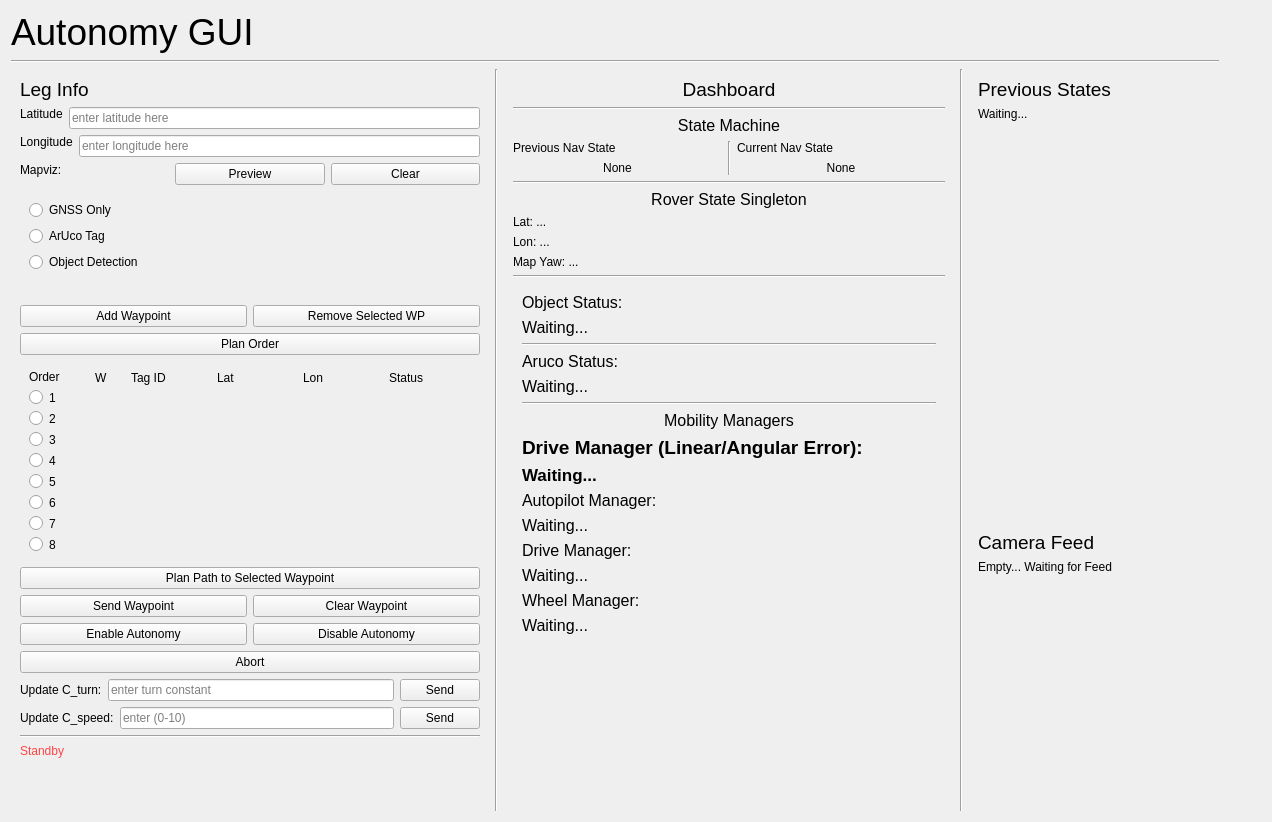
Above: mars_ws/src/autonomy/autonomy_gui.ui from BYUMarsRover/Autonomy-ROS2 before the change. Below: the same form after it.
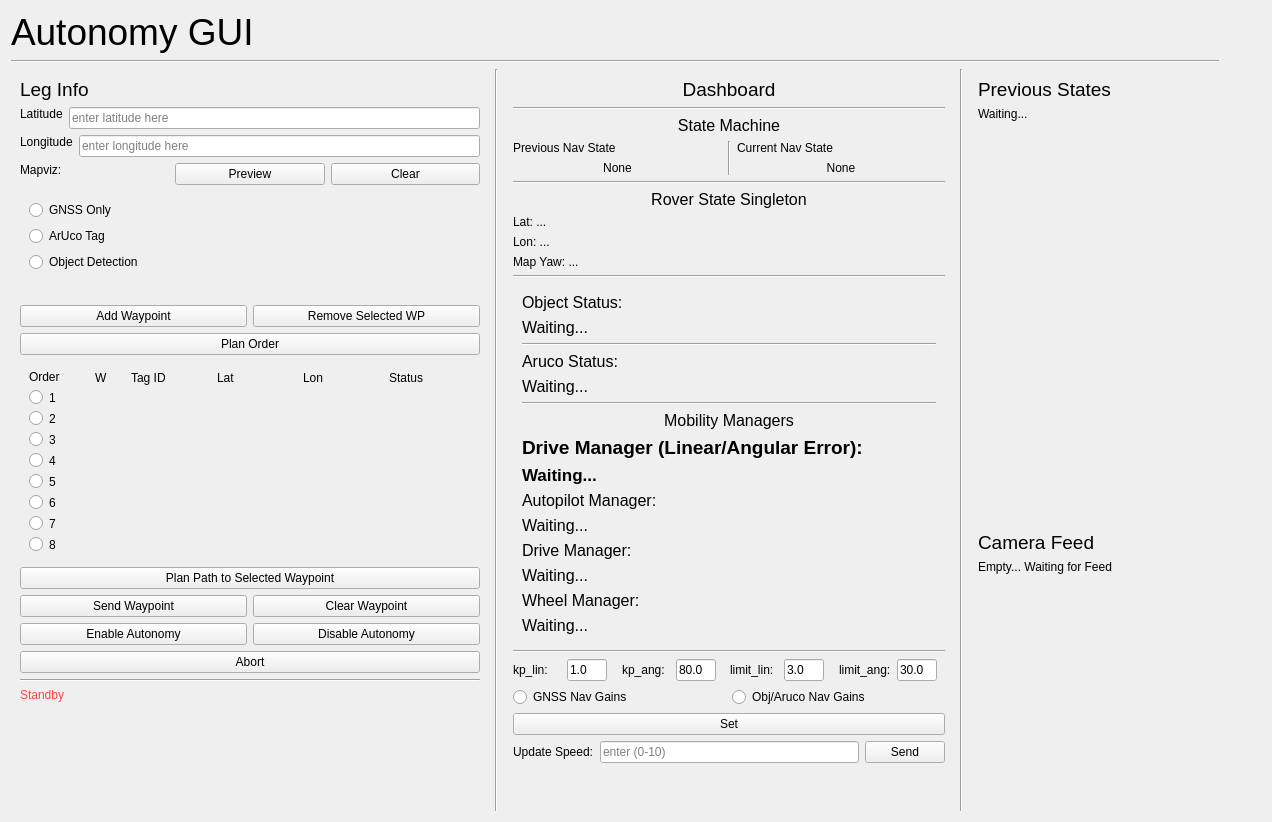
That is the form after the change.

Commit message: Can adjust gains and saturation limits for both GNSS and Obj/Aruco navigation independently (For live tuning).

Patch:
```diff
--- a/mars_ws/src/autonomy/autonomy_gui.ui
+++ b/mars_ws/src/autonomy/autonomy_gui.ui
@@ -816,70 +816,6 @@
               </property>
              </widget>
             </item>
-            <!-- Turn Constant Setting Item -->
-            <item>
-             <layout class="QHBoxLayout" name="horizontalLayout_3">
-              <property name="alignment">
-               <set>Qt::AlignTop</set>
-              </property>
-              <!-- Turn Constant Label -->
-              <item>
-               <widget class="QLabel" name="TurnConstantLabel">
-                <property name="text">
-                 <string>Update C_turn:</string>
-                </property>
-               </widget>
-              </item>
-              <!-- Turn Constant Input -->
-              <item>
-               <widget class="QLineEdit" name="TurnConstantInput">
-                <property name="placeholderText">
-                 <string>enter turn constant</string>
-                </property>
-               </widget>
-              </item>
-              <!-- Send Turn Constant Button -->
-              <item>
-               <widget class="QPushButton" name="SetTurnConstantButton">
-                <property name="text">
-                 <string>Send</string>
-                </property>
-               </widget>
-              </item>
-             </layout>
-            </item>
-            <!-- Speed Constant Setting Item -->
-            <item>
-             <layout class="QHBoxLayout" name="horizontalLayout_3">
-              <property name="alignment">
-               <set>Qt::AlignTop</set>
-              </property>
-              <!-- Turn Constant Label -->
-              <item>
-               <widget class="QLabel" name="SpeedConstantLabel">
-                <property name="text">
-                 <string>Update C_speed:</string>
-                </property>
-               </widget>
-              </item>
-              <!-- Turn Constant Input -->
-              <item>
-               <widget class="QLineEdit" name="SpeedConstantInput">
-                <property name="placeholderText">
-                 <string>enter (0-10)</string>
-                </property>
-               </widget>
-              </item>
-              <!-- Send Turn Constant Button -->
-              <item>
-               <widget class="QPushButton" name="SetSpeedConstantButton">
-                <property name="text">
-                 <string>Send</string>
-                </property>
-               </widget>
-              </item>
-             </layout>
-            </item>
             <!-- Horizontal Dividing Line -->
             <item>
              <widget class="Line" name="line_3">
@@ -1271,6 +1207,174 @@
               </layout>
              </widget>
             </item>
+            <!-- Horizontal Dividing Line -->
+            <item>
+             <widget class="Line" name="line_3">
+              <property name="orientation">
+               <enum>Qt::Horizontal</enum>
+              </property>
+             </widget>
+            </item>
+            <!-- Gain Setting Item -->
+            <item>
+             <layout class="QHBoxLayout" name="horizontalLayout_3">
+              <property name="alignment">
+               <set>Qt::AlignTop</set>
+              </property>
+              <!-- kp_linear Label -->
+              <item alignment="Qt::AlignLeft">
+               <widget class="QLabel" name="kpLinearLabel">
+                <property name="text">
+                 <string>kp_lin:</string>
+                </property>
+               </widget>
+              </item>
+              <!-- kp_linear Input -->
+              <item alignment="Qt::AlignLeft">
+               <widget class="QLineEdit" name="kpLinearInput">
+                <property name="text">
+                 <string>1.0</string>
+                </property>
+                <property name="maximumSize">
+                 <size>
+                  <width>40</width>
+                  <height>1000</height> <!-- arbitrary max height -->
+                 </size>
+                </property>
+               </widget>
+              </item>
+              <!-- kp_angular Label -->
+              <item alignment="Qt::AlignLeft">
+               <widget class="QLabel" name="kpAngularLabel">
+                <property name="text">
+                 <string>kp_ang:</string>
+                </property>
+               </widget>
+              </item>
+              <!-- kp_angular Input -->
+              <item alignment="Qt::AlignLeft">
+               <widget class="QLineEdit" name="kpAngularInput">
+                <property name="text">
+                 <string>80.0</string>
+                </property>
+                <property name="maximumSize">
+                 <size>
+                  <width>40</width>
+                  <height>1000</height> <!-- arbitrary max height -->
+                 </size>
+                </property>
+               </widget>
+              </item>
+              <!-- limit_linear Label -->
+              <item alignment="Qt::AlignLeft">
+               <widget class="QLabel" name="LimitLinearLabel">
+                <property name="text">
+                 <string>limit_lin:</string>
+                </property>
+               </widget>
+              </item>
+              <!-- limit_linear Input -->
+              <item alignment="Qt::AlignLeft">
+               <widget class="QLineEdit" name="LimitLinearInput">
+                <property name="text">
+                 <string>3.0</string>
+                </property>
+                <property name="maximumSize">
+                 <size>
+                  <width>40</width>
+                  <height>1000</height> <!-- arbitrary max height -->
+                 </size>
+                </property>
+               </widget>
+              </item>
+              <!-- limit_angular Label -->
+              <item alignment="Qt::AlignLeft">
+               <widget class="QLabel" name="limitAngularLabel">
+                <property name="text">
+                 <string>limit_ang:</string>
+                </property>
+               </widget>
+              </item>
+              <!-- limit_angular Input -->
+              <item alignment="Qt::AlignLeft">
+               <widget class="QLineEdit" name="LimitAngularInput">
+                <property name="text">
+                 <string>30.0</string>
+                </property>
+                <property name="maximumSize">
+                 <size>
+                  <width>40</width>
+                  <height>1000</height> <!-- arbitrary max height -->
+                 </size>
+                </property>
+               </widget>
+              </item>
+             </layout>
+            </item>
+            <!-- Gain Type selection item  -->
+            <item>
+             <layout class="QHBoxLayout" name="GainsTypeSelectionLayout">
+              <property name="alignment">
+               <set>Qt::AlignTop</set>
+              </property>
+              <!-- GNSS Nav Gains Radio Button Item -->
+              <item>
+               <widget class="QRadioButton" name="GNSSGainsRadioButton">
+                <property name="text">
+                 <string>GNSS Nav Gains</string>
+                </property>
+               </widget>
+              </item>
+              <!-- Obj/Aruco Nav Gains Radio Button Item -->
+              <item>
+               <widget class="QRadioButton" name="ObjArucoGainsRadioButton">
+                <property name="text">
+                 <string>Obj/Aruco Nav Gains</string>
+                </property>
+               </widget>
+              </item>
+             </layout>
+            </item>
+            <!-- Set Gains Button -->
+            <item>
+             <widget class="QPushButton" name="SetGainsButton">
+              <property name="text">
+               <string>Set</string>
+              </property>
+             </widget>
+            </item>
+            <!-- Set Speed Setting Item -->
+            <item>
+             <layout class="QHBoxLayout" name="horizontalLayout_3">
+              <property name="alignment">
+               <set>Qt::AlignTop</set>
+              </property>
+              <!-- Set Speed Label -->
+              <item>
+               <widget class="QLabel" name="SpeedConstantLabel">
+                <property name="text">
+                 <string>Update Speed:</string>
+                </property>
+               </widget>
+              </item>
+              <!-- Set Speed Input -->
+              <item>
+               <widget class="QLineEdit" name="SpeedConstantInput">
+                <property name="placeholderText">
+                 <string>enter (0-10)</string>
+                </property>
+               </widget>
+              </item>
+              <!-- Set Speed Button -->
+              <item>
+               <widget class="QPushButton" name="SetSpeedConstantButton">
+                <property name="text">
+                 <string>Send</string>
+                </property>
+               </widget>
+              </item>
+             </layout>
+            </item>
            </layout>
           </widget>
          </item>
```
The commit also changes 10 other files.
